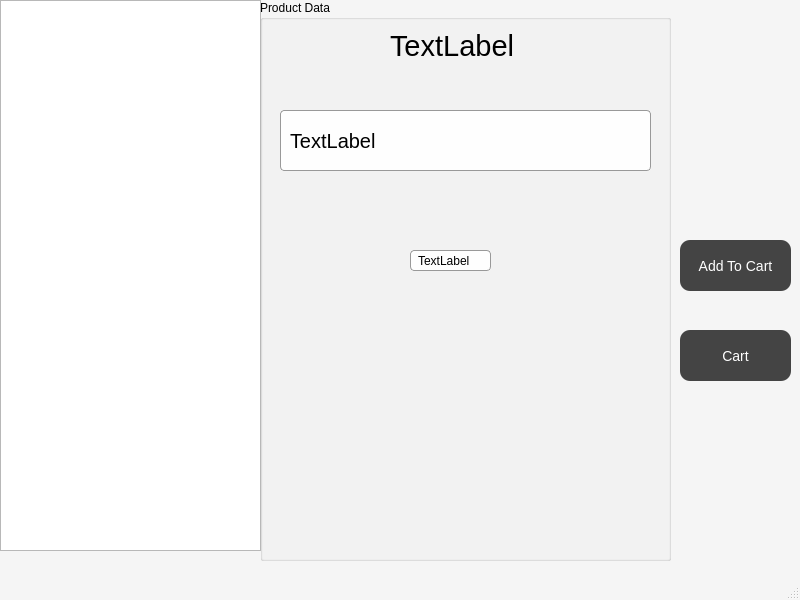
Before: the Qt Designer form src/product_list.ui in TheActualSanny/product-manager, drawn with Qt 5.
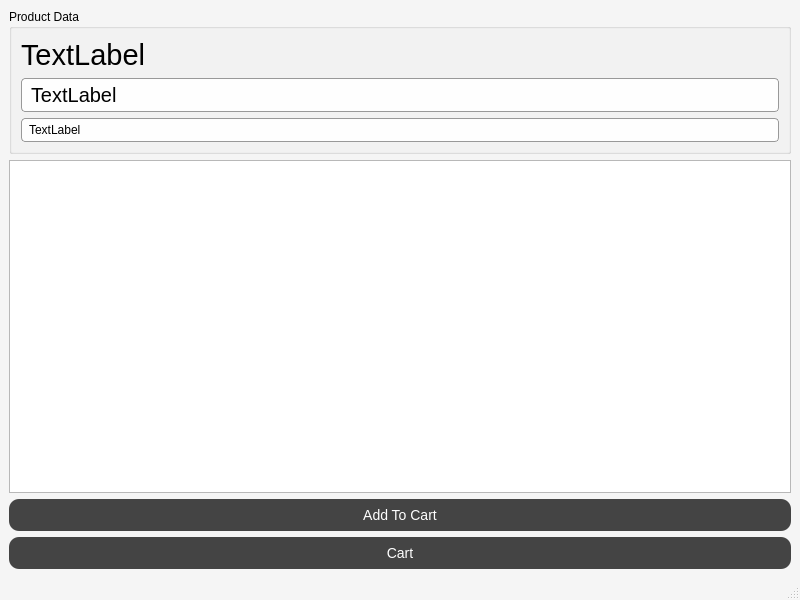
After: the same form once the commit is applied.

Patch:
```diff
--- a/src/product_list.ui
+++ b/src/product_list.ui
@@ -19,69 +19,15 @@
 }</string>
   </property>
   <widget class="QWidget" name="centralwidget">
-   <widget class="QPushButton" name="addtoCart">
-    <property name="geometry">
-     <rect>
-      <x>680</x>
-      <y>240</y>
-      <width>111</width>
-      <height>51</height>
-     </rect>
-    </property>
-    <property name="styleSheet">
-     <string notr="true">QPushButton {
-    background-color: #444;         /* Default color (dark gray) */
-    color: white;
-    font-size: 14px;
-    padding: 8px 16px;
-    border: none;
-    border-radius: 10px;            /* Rounded corners */
-}
-
-QPushButton:hover {
-    background-color: cyan;         /* Cyan on hover */
-    color: black;                   /* Optional: change text color on hover */
-}
-
-QPushButton:pressed {
-    background-color: #00aaaa;      /* Slightly darker cyan when clicked */
-}</string>
-    </property>
-    <property name="text">
-     <string>Add To Cart</string>
-    </property>
-   </widget>
-   <widget class="QListWidget" name="productList">
-    <property name="geometry">
-     <rect>
-      <x>0</x>
-      <y>0</y>
-      <width>261</width>
-      <height>551</height>
-     </rect>
-    </property>
-   </widget>
+   <layout class="QVBoxLayout" name="verticalLayout_2">
+    <item>
    <widget class="QGroupBox" name="groupBox">
-    <property name="geometry">
-     <rect>
-      <x>260</x>
-      <y>0</y>
-      <width>411</width>
-      <height>561</height>
-     </rect>
-    </property>
     <property name="title">
      <string>Product Data</string>
     </property>
+      <layout class="QVBoxLayout" name="verticalLayout">
+       <item>
     <widget class="QLabel" name="productName">
-     <property name="geometry">
-      <rect>
-       <x>130</x>
-       <y>30</y>
-       <width>131</width>
-       <height>31</height>
-      </rect>
-     </property>
      <property name="font">
       <font>
        <pointsize>22</pointsize>
@@ -91,15 +37,9 @@
       <string>TextLabel</string>
      </property>
     </widget>
+       </item>
+       <item>
     <widget class="QLabel" name="productDescription">
-     <property name="geometry">
-      <rect>
-       <x>20</x>
-       <y>110</y>
-       <width>371</width>
-       <height>61</height>
-      </rect>
-     </property>
      <property name="sizePolicy">
       <sizepolicy hsizetype="Expanding" vsizetype="Preferred">
        <horstretch>0</horstretch>
@@ -124,15 +64,9 @@
       <bool>false</bool>
      </property>
     </widget>
+       </item>
+       <item>
     <widget class="QLabel" name="productPrice">
-     <property name="geometry">
-      <rect>
-       <x>150</x>
-       <y>250</y>
-       <width>81</width>
-       <height>21</height>
-      </rect>
-     </property>
      <property name="styleSheet">
       <string notr="true">border: 1px solid #999;
 border-radius: 4px;
@@ -143,16 +77,41 @@
       <string>TextLabel</string>
      </property>
     </widget>
-   </widget>
+       </item>
+      </layout>
+     </widget>
+    </item>
+    <item>
+     <widget class="QListWidget" name="productList"/>
+    </item>
+    <item>
+     <widget class="QPushButton" name="addtoCart">
+      <property name="styleSheet">
+       <string notr="true">QPushButton {
+    background-color: #444;         /* Default color (dark gray) */
+    color: white;
+    font-size: 14px;
+    padding: 8px 16px;
+    border: none;
+    border-radius: 10px;            /* Rounded corners */
+}
+
+QPushButton:hover {
+    background-color: cyan;         /* Cyan on hover */
+    color: black;                   /* Optional: change text color on hover */
+}
+
+QPushButton:pressed {
+    background-color: #00aaaa;      /* Slightly darker cyan when clicked */
+}</string>
+      </property>
+      <property name="text">
+       <string>Add To Cart</string>
+      </property>
+     </widget>
+    </item>
+    <item>
    <widget class="QPushButton" name="gotoCart">
-    <property name="geometry">
-     <rect>
-      <x>680</x>
-      <y>330</y>
-      <width>111</width>
-      <height>51</height>
-     </rect>
-    </property>
     <property name="styleSheet">
      <string notr="true">QPushButton {
     background-color: #444;         /* Default color (dark gray) */
@@ -176,6 +135,8 @@
      <string>Cart</string>
     </property>
    </widget>
+    </item>
+   </layout>
   </widget>
   <widget class="QMenuBar" name="menubar">
    <property name="geometry">
```
Left out of the diff: 2 changed lines with no effect on the pictures. Lines whose indentation alone changed are shown as unchanged.
